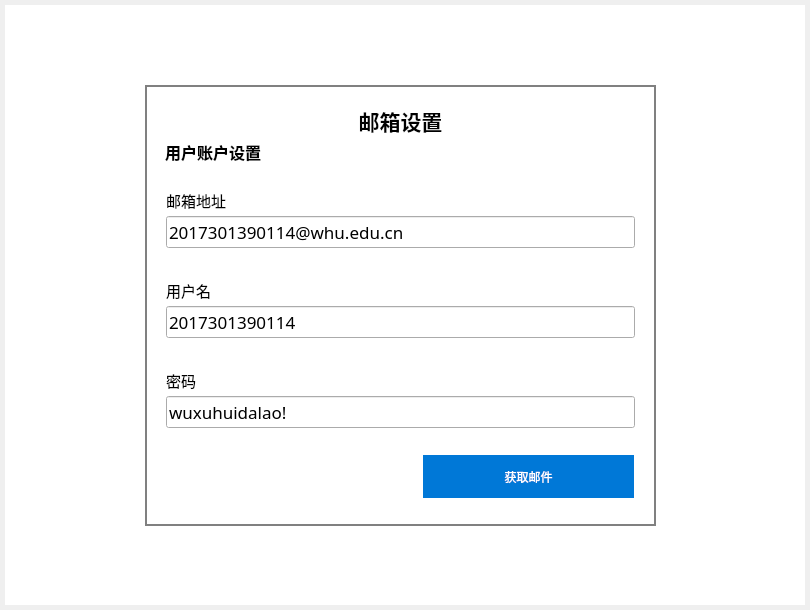
Old version of the form mainwindow.ui in the repository radoth/mini-email-client.
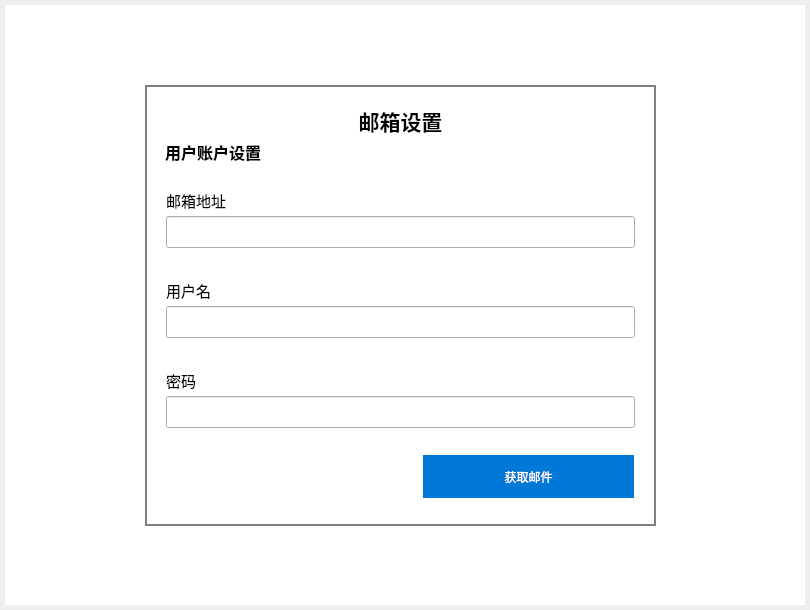
New version of the form. The open tabs and pages were chosen to show the change. Icons and pictures are not drawn.

Commit message: 最终版本

The edit to the form file:
```diff
--- a/mainwindow.ui
+++ b/mainwindow.ui
@@ -980,7 +980,10 @@
          </font>
         </property>
         <property name="text">
-         <string>wuxuhuidalao!</string>
+         <string/>
+        </property>
+        <property name="echoMode">
+         <enum>QLineEdit::Password</enum>
         </property>
        </widget>
       </item>
@@ -1062,7 +1065,7 @@
          </font>
         </property>
         <property name="text">
-         <string>2017301390114</string>
+         <string/>
         </property>
        </widget>
       </item>
@@ -1126,7 +1129,7 @@
          </font>
         </property>
         <property name="text">
-         <string>2017301390114@whu.edu.cn</string>
+         <string/>
         </property>
        </widget>
       </item>
```
Left out of the diff: 4 changed lines with no effect on the pictures.
